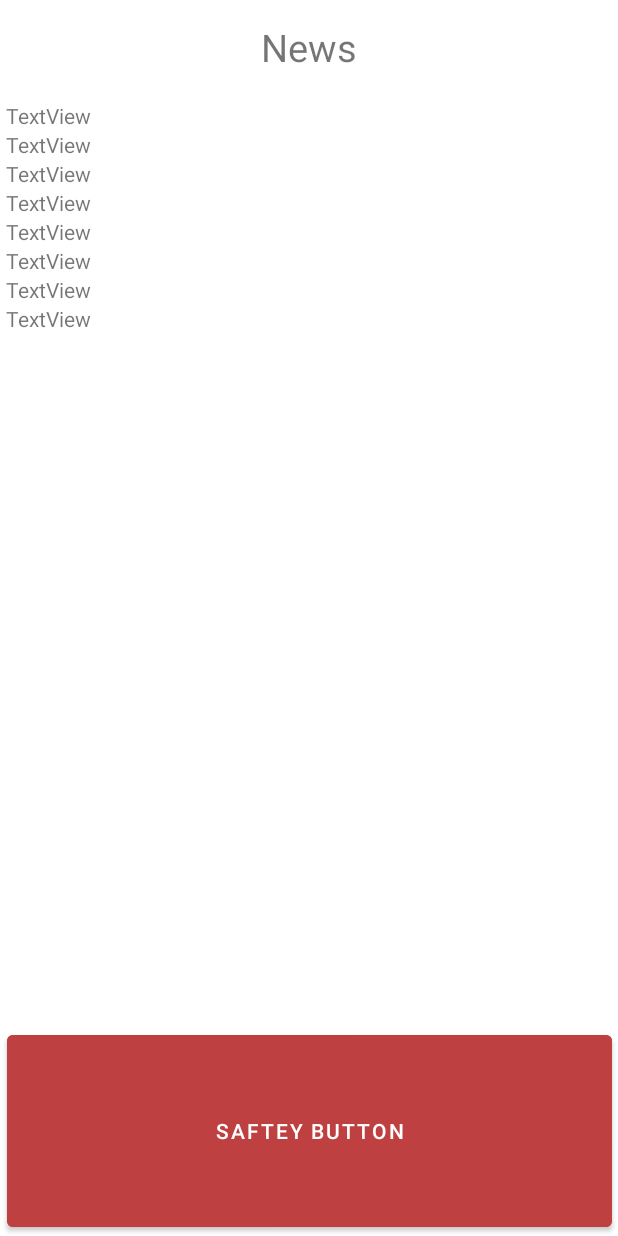
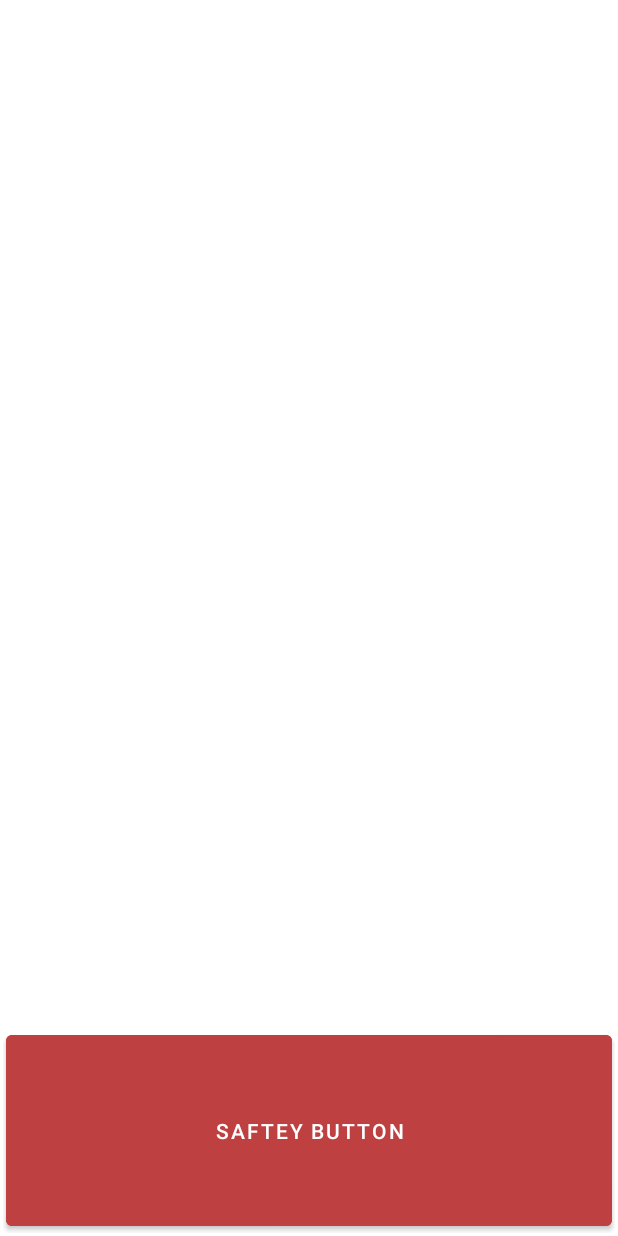
Before and after one commit to Pritesh2k/FinalYearProject, an Android app: the layout activity_news_api.xml on its own in the app's theme, with its tools: preview values and no code run, on a phone screen of 412 x 824 dp. Run offline under Robolectric (Android 15) with nearby library versions, the phone set to English and light mode, and no system bars.

Commit message:
Small adjustment to UI and code

```diff
--- a/app/build.gradle
+++ b/app/build.gradle
@@ -50,4 +50,8 @@ dependencies {
     implementation 'com.squareup.retrofit2:retrofit:2.9.0'
     implementation 'com.squareup.retrofit2:converter-gson:2.9.0'
     implementation 'com.squareup.picasso:picasso:2.71828'
+
+
+    //Add Dependencies Under Here...
+
 }
--- a/app/src/main/java/com/example/finalyearproject/MainActivity.java
+++ b/app/src/main/java/com/example/finalyearproject/MainActivity.java
@@ -44,6 +44,14 @@ public class MainActivity extends AppCompatActivity {
         super.onCreate(savedInstanceState);
         setContentView(R.layout.activity_main);
 
+        //TO DELETE
+        Intent intent = new Intent();
+        intent.setClass(getApplicationContext(), NewsAPI.class);
+        startActivity(intent);
+        //
+
+        //UN-COMMENT THE DB CALL AT BOTTOM
+
         //Considering the state of the Alert Message Pop Up and setting up the Vibration
         ALERT_MESSAGE = (Button) findViewById(R.id.NotificationButton);
         Vibrator vibrator = (Vibrator) getSystemService(Context.VIBRATOR_SERVICE);
@@ -77,11 +85,6 @@ public class MainActivity extends AppCompatActivity {
         GO_TO_MAP_BTN.setOnClickListener(new View.OnClickListener() {
             @Override
             public void onClick(View view) {
-                //Accessing Internet and Location
-
-//                Intent intent = new Intent();
-//                intent.setClass(getApplicationContext(), GoogleMaps.class);
-//                startActivity(intent);
 
                 Intent intent = new Intent();
                 intent.setClass(getApplicationContext(), DebugLog.class);
@@ -135,6 +138,6 @@ public class MainActivity extends AppCompatActivity {
         });
 
         //Reading from the Firebase DB
-        PoliceData.GetFirebaseDocuments();
+        //PoliceData.GetFirebaseDocuments();
     }
 }
--- a/app/src/main/java/com/example/finalyearproject/NewsAPI.java
+++ b/app/src/main/java/com/example/finalyearproject/NewsAPI.java
@@ -28,7 +28,7 @@ public class NewsAPI extends AppCompatActivity {
         super.onCreate(savedInstanceState);
         setContentView(R.layout.activity_news_api);
 
-        newsSafteyButton = findViewById(R.id.safteyNewsButton);
+        newsSafteyButton = findViewById(R.id.news_saftey_button);
         newsSafteyButton.setOnClickListener(new View.OnClickListener() {
             @Override
             public void onClick(View view) {
--- a/app/src/main/res/layout/activity_news_api.xml
+++ b/app/src/main/res/layout/activity_news_api.xml
@@ -8,107 +8,24 @@
     tools:context=".NewsAPI">
 
     <LinearLayout
-        android:id="@+id/linearLayout5"
+        android:id="@+id/linearLayout"
         android:layout_width="0dp"
-        android:layout_height="wrap_content"
-        android:gravity="center_vertical"
+        android:layout_height="144dp"
         android:orientation="horizontal"
-        android:padding="4dp"
-        app:layout_constraintEnd_toEndOf="parent"
-        app:layout_constraintHorizontal_bias="0.0"
-        app:layout_constraintStart_toStartOf="parent"
-        app:layout_constraintTop_toTopOf="parent">
-
-        <TextView
-            android:id="@+id/textView13"
-            android:layout_width="297dp"
-            android:layout_height="55dp"
-            android:layout_weight="1"
-            android:gravity="center"
-            android:text="News"
-            android:textSize="25sp" />
-
-    </LinearLayout>
-
-    <LinearLayout
-        android:layout_width="0dp"
-        android:layout_height="wrap_content"
-        android:orientation="vertical"
-        android:padding="4dp"
-        app:layout_constraintEnd_toEndOf="parent"
-        app:layout_constraintHorizontal_bias="0.0"
-        app:layout_constraintStart_toStartOf="parent"
-        app:layout_constraintTop_toBottomOf="@+id/linearLayout5">
-
-        <TextView
-            android:id="@+id/textView2"
-            android:layout_width="wrap_content"
-            android:layout_height="wrap_content"
-            android:layout_weight="1"
-            android:text="TextView" />
-
-        <TextView
-            android:id="@+id/textView3"
-            android:layout_width="wrap_content"
-            android:layout_height="wrap_content"
-            android:layout_weight="1"
-            android:text="TextView" />
-
-        <TextView
-            android:id="@+id/textView4"
-            android:layout_width="match_parent"
-            android:layout_height="wrap_content"
-            android:layout_weight="1"
-            android:text="TextView" />
-
-        <TextView
-            android:id="@+id/textView5"
-            android:layout_width="match_parent"
-            android:layout_height="wrap_content"
-            android:layout_weight="1"
-            android:text="TextView" />
-
-        <TextView
-            android:id="@+id/textView6"
-            android:layout_width="match_parent"
-            android:layout_height="wrap_content"
-            android:layout_weight="1"
-            android:text="TextView" />
-
-        <TextView
-            android:id="@+id/textView7"
-            android:layout_width="match_parent"
-            android:layout_height="wrap_content"
-            android:layout_weight="1"
-            android:text="TextView" />
-
-        <TextView
-            android:id="@+id/textView8"
-            android:layout_width="match_parent"
-            android:layout_height="wrap_content"
-            android:layout_weight="1"
-            android:text="TextView" />
-
-        <TextView
-            android:id="@+id/textView9"
-            android:layout_width="match_parent"
-            android:layout_height="wrap_content"
-            android:layout_weight="1"
-            android:text="TextView" />
-
-    </LinearLayout>
-
-    <Button
-        android:id="@+id/safteyNewsButton"
-        android:layout_width="403dp"
-        android:layout_height="140dp"
-        android:layout_weight="1"
-        android:backgroundTint="#BF4040"
-        android:text="SAFTEY BUTTON"
+        android:padding="2dp"
         app:layout_constraintBottom_toBottomOf="parent"
         app:layout_constraintEnd_toEndOf="parent"
         app:layout_constraintStart_toStartOf="parent">
 
-    </Button>
+        <Button
+            android:id="@+id/news_saftey_button"
+            android:layout_width="wrap_content"
+            android:layout_height="139dp"
+            android:layout_margin="2dp"
+            android:layout_weight="1"
+            android:backgroundTint="#BF4040"
+            android:text="SAFTEY BUTTON" />
+
+    </LinearLayout>
 
 </androidx.constraintlayout.widget.ConstraintLayout>
```
Also changed, not shown: 2 other files.
